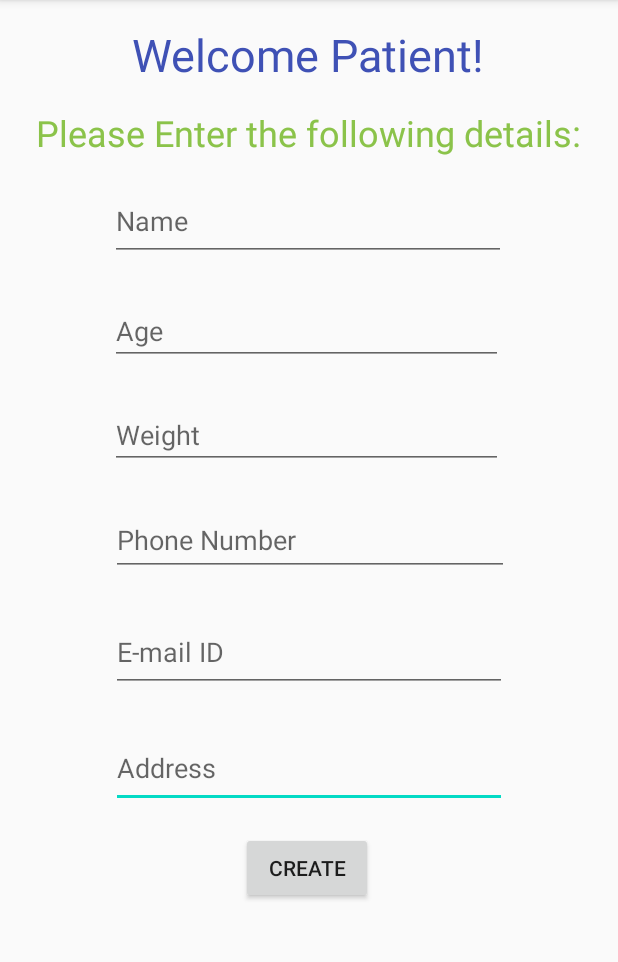
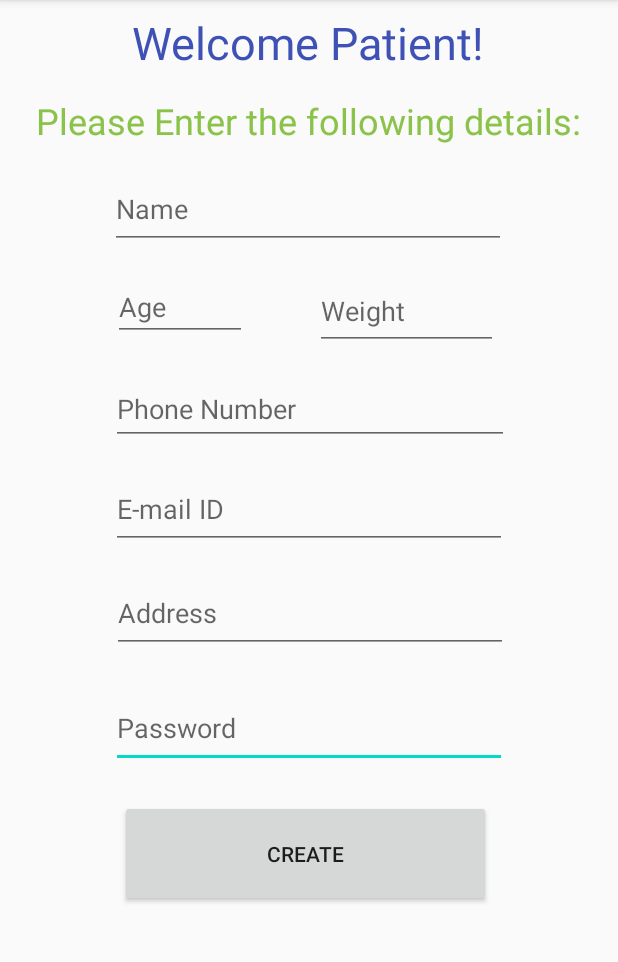
Before and after one commit to jasmeet0915/RemedE-Reminding-Medicines-Everyday, an Android app: the Patient_insertion screen opened directly, with no data from a screen before it, on a phone screen of 412 x 824 dp, the part 84-1046 px from its top. Run offline under Robolectric (Android 15) with nearby library versions, the phone set to English and light mode, and no system bars; our stand-ins replace Firebase (no records; nobody signed in at launch, a user with empty details on screens opened directly).

Commit message:
Password edittext added in form layout

```diff
--- a/remedE-app/app/src/main/res/layout/activity_patient_insertion.xml
+++ b/remedE-app/app/src/main/res/layout/activity_patient_insertion.xml
@@ -7,19 +7,35 @@
     tools:context=".Patient_insertion">
 
     <EditText
+        android:id="@+id/Password_text"
+        android:layout_width="264dp"
+        android:layout_height="53dp"
+        android:layout_marginStart="73dp"
+        android:layout_marginLeft="73dp"
+        android:layout_marginTop="23dp"
+        android:layout_marginEnd="74dp"
+        android:layout_marginRight="74dp"
+        android:ems="10"
+        android:hint="Password"
+        android:inputType="textPersonName"
+        app:layout_constraintEnd_toEndOf="parent"
+        app:layout_constraintStart_toStartOf="parent"
+        app:layout_constraintTop_toBottomOf="@+id/Address_text" />
+
+    <EditText
         android:id="@+id/Address_text"
         android:layout_width="264dp"
         android:layout_height="53dp"
         android:layout_marginStart="74dp"
         android:layout_marginLeft="74dp"
-        android:layout_marginTop="24dp"
+        android:layout_marginTop="16dp"
         android:layout_marginEnd="73dp"
         android:layout_marginRight="73dp"
         android:ems="10"
         android:hint="Address"
         android:inputType="textPersonName"
         app:layout_constraintEnd_toEndOf="parent"
-        app:layout_constraintHorizontal_bias="0.0"
+        app:layout_constraintHorizontal_bias="1.0"
         app:layout_constraintStart_toStartOf="parent"
         app:layout_constraintTop_toBottomOf="@+id/Email_text" />
 
@@ -29,7 +45,7 @@
         android:layout_height="53dp"
         android:layout_marginStart="74dp"
         android:layout_marginLeft="74dp"
-        android:layout_marginTop="24dp"
+        android:layout_marginTop="16dp"
         android:layout_marginEnd="73dp"
         android:layout_marginRight="73dp"
         android:ems="10"
@@ -46,7 +62,7 @@
         android:layout_height="wrap_content"
         android:layout_marginStart="88dp"
         android:layout_marginLeft="88dp"
-        android:layout_marginTop="16dp"
+        android:layout_marginTop="8dp"
         android:layout_marginEnd="88dp"
         android:layout_marginRight="88dp"
         android:text="Welcome Patient!"
@@ -92,18 +108,18 @@
 
     <Button
         android:id="@+id/create_button"
-        android:layout_width="wrap_content"
-        android:layout_height="wrap_content"
+        android:layout_width="247dp"
+        android:layout_height="71dp"
         android:layout_marginStart="160dp"
         android:layout_marginLeft="160dp"
-        android:layout_marginTop="16dp"
+        android:layout_marginTop="21dp"
         android:layout_marginEnd="163dp"
         android:layout_marginRight="163dp"
         android:text="Create"
         app:layout_constraintEnd_toEndOf="parent"
-        app:layout_constraintHorizontal_bias="1.0"
+        app:layout_constraintHorizontal_bias="0.505"
         app:layout_constraintStart_toStartOf="parent"
-        app:layout_constraintTop_toBottomOf="@+id/Address_text" />
+        app:layout_constraintTop_toBottomOf="@+id/Password_text" />
 
     <EditText
         android:id="@+id/Phone_text"
@@ -111,7 +127,7 @@
         android:layout_height="47dp"
         android:layout_marginStart="74dp"
         android:layout_marginLeft="74dp"
-        android:layout_marginTop="24dp"
+        android:layout_marginTop="16dp"
         android:layout_marginEnd="72dp"
         android:layout_marginRight="72dp"
         android:ems="10"
@@ -124,37 +140,35 @@
 
     <EditText
         android:id="@+id/Age_text"
-        android:layout_width="262dp"
+        android:layout_width="89dp"
         android:layout_height="45dp"
         android:layout_marginStart="73dp"
         android:layout_marginLeft="73dp"
-        android:layout_marginTop="24dp"
-        android:layout_marginEnd="73dp"
-        android:layout_marginRight="73dp"
+        android:layout_marginTop="16dp"
+        android:layout_marginEnd="22dp"
+        android:layout_marginRight="22dp"
         android:ems="10"
         android:hint="Age"
         android:inputType="number"
-        app:layout_constraintEnd_toEndOf="parent"
-        app:layout_constraintHorizontal_bias="0.0"
+        app:layout_constraintEnd_toStartOf="@+id/Weight_text"
         app:layout_constraintStart_toStartOf="parent"
         app:layout_constraintTop_toBottomOf="@+id/name_text" />
 
     <EditText
         android:id="@+id/Weight_text"
-        android:layout_width="262dp"
-        android:layout_height="45dp"
-        android:layout_marginStart="73dp"
-        android:layout_marginLeft="73dp"
-        android:layout_marginTop="24dp"
-        android:layout_marginEnd="73dp"
-        android:layout_marginRight="73dp"
+        android:layout_width="122dp"
+        android:layout_height="51dp"
+        android:layout_marginStart="22dp"
+        android:layout_marginLeft="22dp"
+        android:layout_marginTop="16dp"
+        android:layout_marginEnd="78dp"
+        android:layout_marginRight="78dp"
         android:ems="10"
         android:hint="Weight"
         android:inputType="number"
         app:layout_constraintEnd_toEndOf="parent"
-        app:layout_constraintHorizontal_bias="0.0"
-        app:layout_constraintStart_toStartOf="parent"
-        app:layout_constraintTop_toBottomOf="@+id/Age_text" />
+        app:layout_constraintStart_toEndOf="@+id/Age_text"
+        app:layout_constraintTop_toBottomOf="@+id/name_text" />
 
 
 </androidx.constraintlayout.widget.ConstraintLayout>
```
